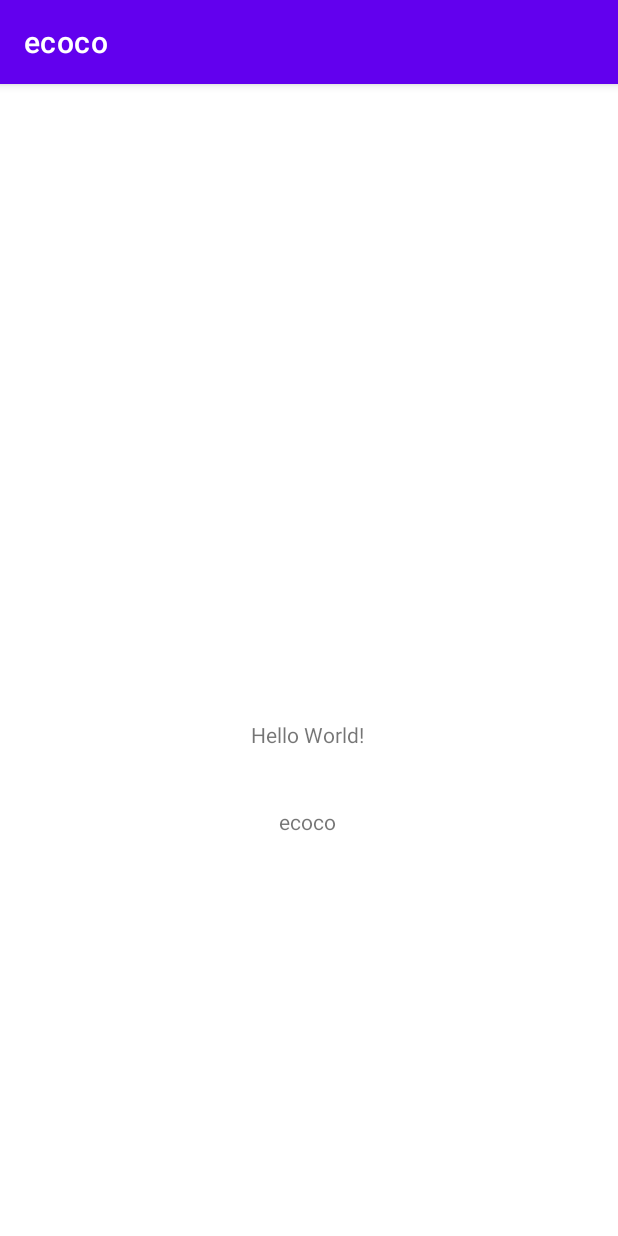
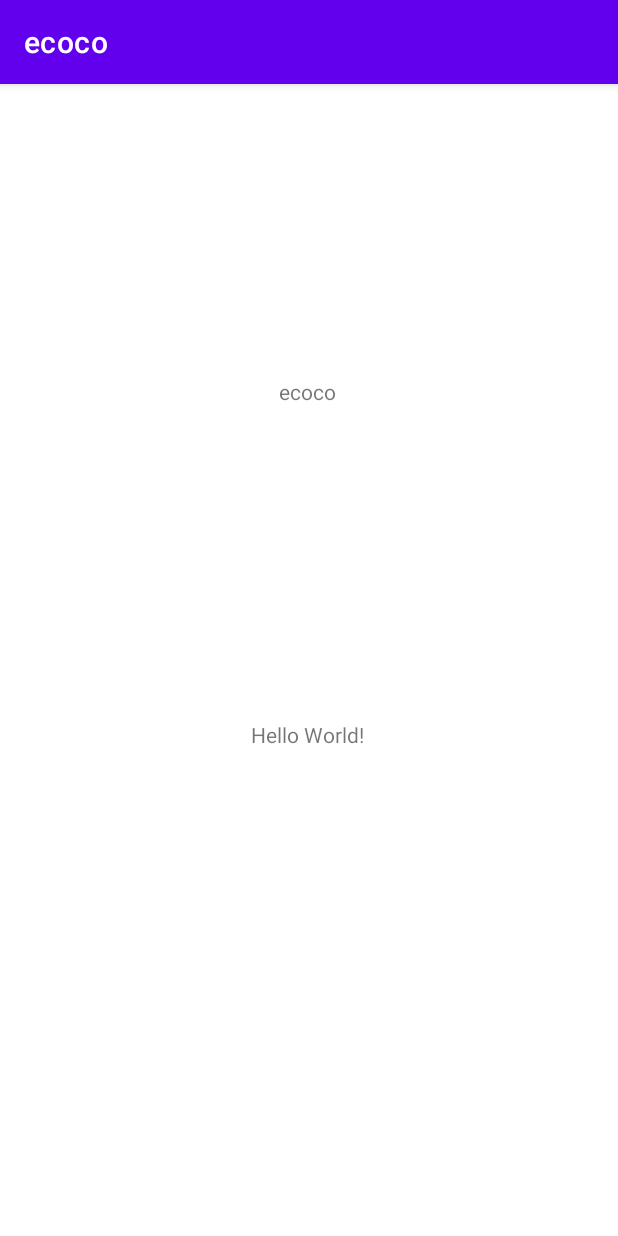
Before and after one commit to sunginkweon/ecoco, an Android app: the screen it shows after launch (MainActivity), on a phone screen of 412 x 824 dp. Run offline under Robolectric (Android 15) with nearby library versions, the phone set to English and light mode, and no system bars.

Commit message:
ecoco 바꿈

```diff
--- a/app/src/main/res/layout/activity_main.xml
+++ b/app/src/main/res/layout/activity_main.xml
@@ -28,6 +28,6 @@
         app:layout_constraintLeft_toLeftOf="parent"
         app:layout_constraintRight_toRightOf="parent"
         app:layout_constraintTop_toTopOf="parent"
-        app:layout_constraintVertical_bias="0.644" />
+        app:layout_constraintVertical_bias="0.261" />
 
 </androidx.constraintlayout.widget.ConstraintLayout>
```
